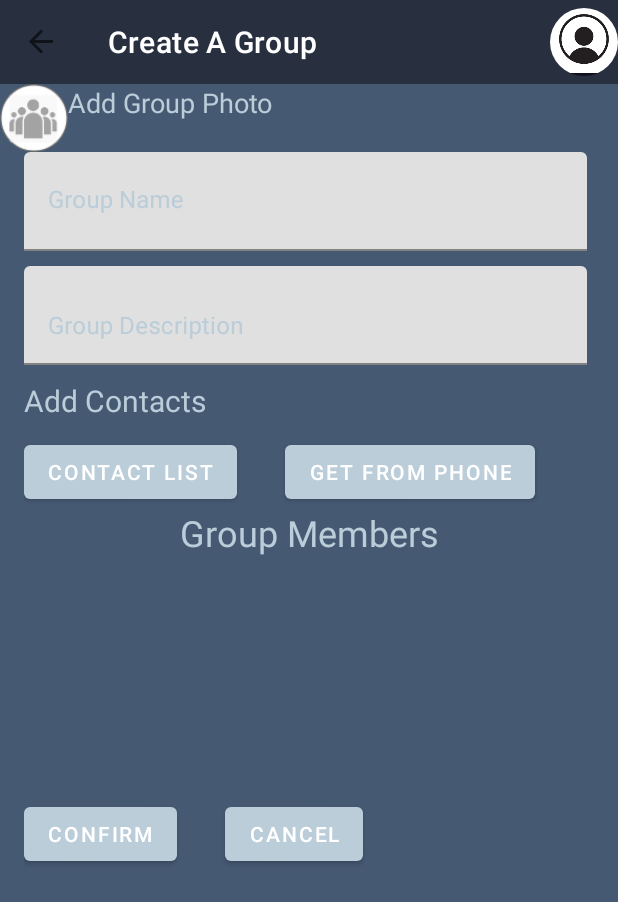
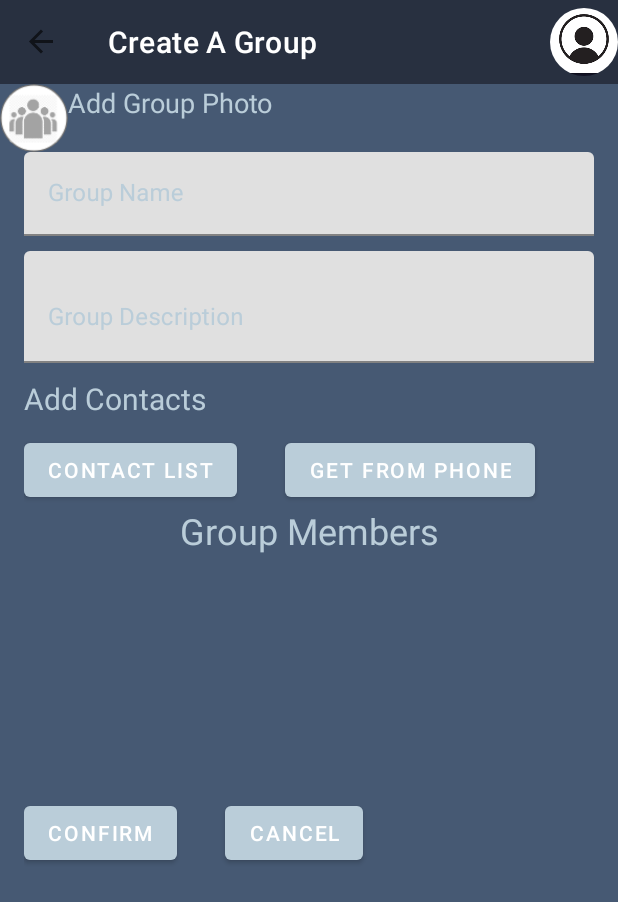
Before and after one commit to michaelSetnyk/time_hunter, an Android app: the GroupsPage screen opened through its navigation route, item 4 of the bottom bar chosen, on a phone screen of 412 x 824 dp. Shown: the top 902 px of the screen. Run offline under Robolectric (Android 15) with nearby library versions, the phone set to English and light mode, and no system bars; our stand-ins replace CircleImageView, navigation-ui; libraries missing offline, so code that uses them is left out: com.prolificinteractive.materialcalendarview.

Commit message:
minor changes added group back to confrim groups page.kt

```diff
--- a/app/src/main/java/com/example/timehunter/ConfrimGroup.kt
+++ b/app/src/main/java/com/example/timehunter/ConfrimGroup.kt
@@ -64,7 +64,8 @@ class ConfrimGroup: Fragment(){
 
         createButton.setOnClickListener{
             //Toast.makeText(activity.applicationContext, "Group Saved", Toast.LENGTH_SHORT).show()
-            // MOVE INTO FRAGMENT and navigate using UI to the group that's created
+            // MOVE INTO FRAGMENT and navigate using UI to the group that's createda
+            GroupsData.groups.add(group)
             val a = ViewGroupFragment.newInstance(group).arguments
             navController.navigate(R.id.action_confrimGroup_to_viewGroupFragment, a)
         }
--- a/app/src/main/java/com/example/timehunter/User.kt
+++ b/app/src/main/java/com/example/timehunter/User.kt
@@ -6,7 +6,6 @@ import android.view.View
 import android.view.ViewGroup
 import android.widget.CheckBox
 import android.widget.TextView
-import androidx.core.view.marginEnd
 import androidx.recyclerview.widget.RecyclerView
 import de.hdodenhof.circleimageview.CircleImageView
 import kotlinx.android.parcel.Parcelize
@@ -34,8 +33,6 @@ class UserListAdapter (val group: Group, private val contacts :ArrayList<User>?
     ): UserHolder {
         val layout =
             LayoutInflater.from(parent.context).inflate(R.layout.user_item, parent, false)
-
-
         return UserHolder(layout)
     }
 
--- a/app/src/main/res/layout/confirm_group.xml
+++ b/app/src/main/res/layout/confirm_group.xml
@@ -29,7 +29,7 @@
     <TextView
         android:id="@+id/confirm_group_name"
         android:layout_width="match_parent"
-        android:layout_height="46dp"
+        android:layout_height="wrap_content"
         android:layout_marginStart="10dp"
         android:textColor="@color/colorPrimary"
         android:textSize="16sp"/>
@@ -46,7 +46,7 @@
     <TextView
         android:id="@+id/confirm_group_desc"
         android:layout_width="match_parent"
-        android:layout_height="87dp"
+        android:layout_height="wrap_content"
         android:textColor="@color/colorPrimary"
         android:layout_marginStart="10dp"
         android:textSize="16sp"/>
@@ -63,7 +63,7 @@
         <TextView
             android:id="@+id/contactList"
             android:layout_width="match_parent"
-            android:layout_height="111dp"
+            android:layout_height="wrap_content"
             android:layout_marginStart="10dp"
             android:textColor="@color/colorPrimary"
             android:textSize="22dp"/>
--- a/app/src/main/res/layout/fragment_create_group.xml
+++ b/app/src/main/res/layout/fragment_create_group.xml
@@ -51,8 +51,8 @@
 
             <com.google.android.material.textfield.TextInputEditText
                 android:id="@+id/group_name"
-                android:layout_width="375dp"
-                android:layout_height="66dp"
+                android:layout_height="match_parent"
+                android:layout_width="match_parent"
                 android:hint="Group Name"
                 android:inputType="text"
                 android:maxLength="57"
@@ -65,8 +65,8 @@
 
             <com.google.android.material.textfield.TextInputEditText
                 android:id="@+id/group_description"
-                android:layout_width="375dp"
-                android:layout_height="66dp"
+                android:layout_height="match_parent"
+                android:layout_width="match_parent"
                 android:layout_marginTop="10dp"
                 android:hint="Group Description"
                 android:inputType="textCapSentences|textMultiLine"
```
Also changed, not shown: app/src/main/res/layout/fragment_groups_page.xml (+1 -7 lines).
